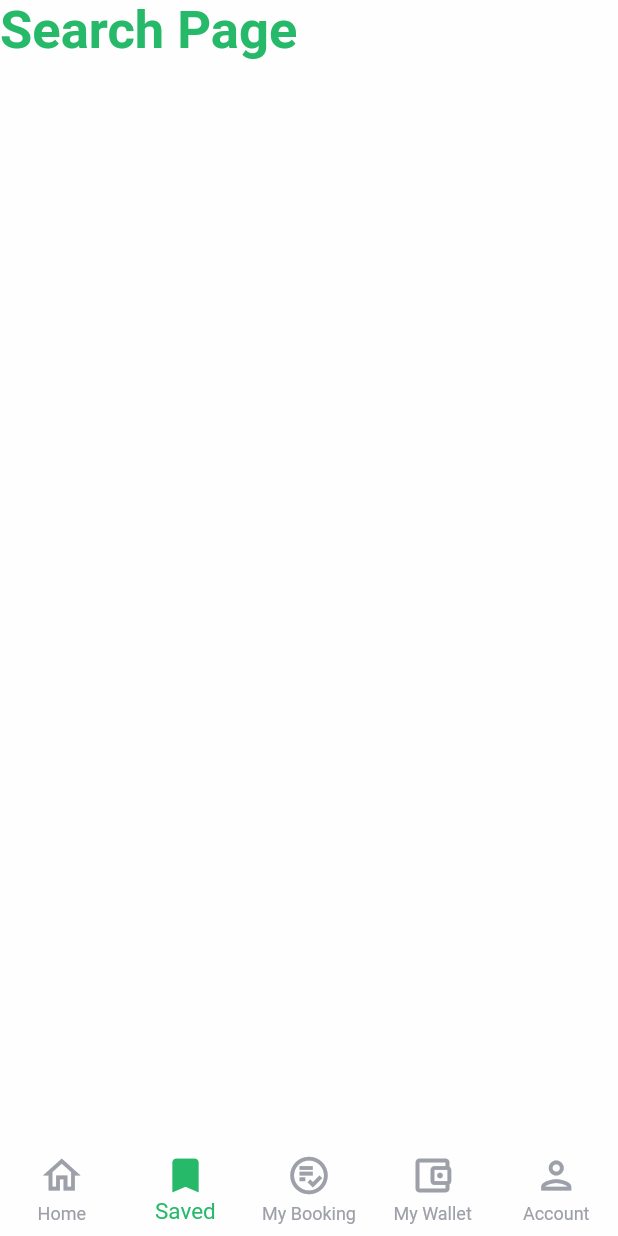
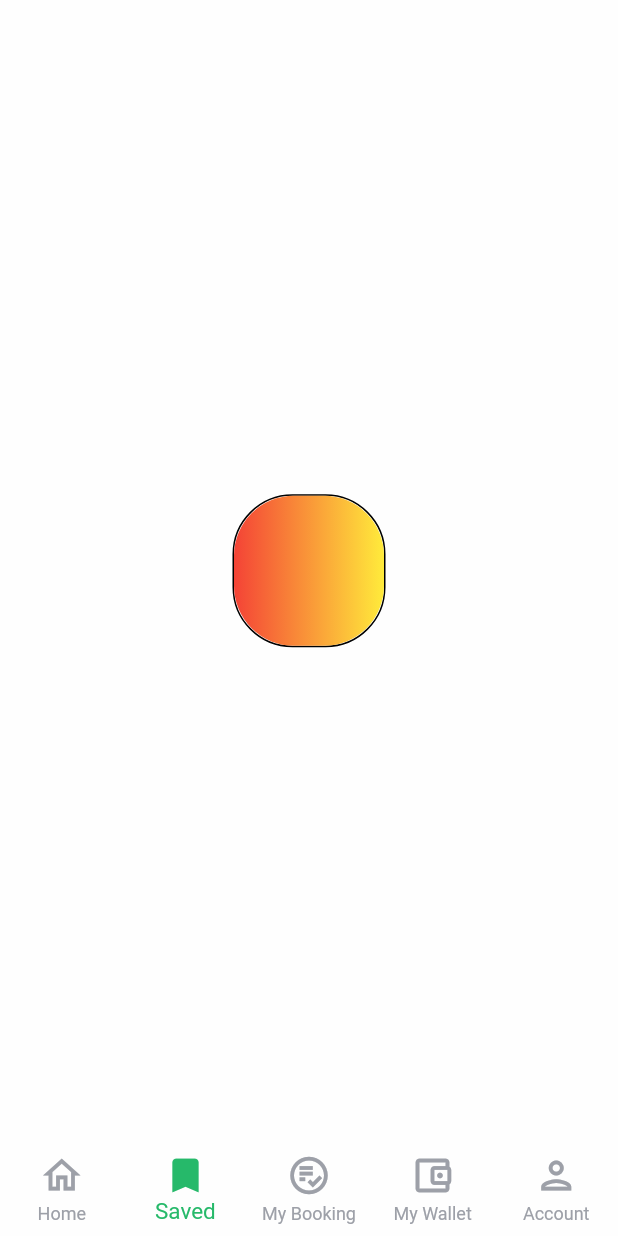
Before and after one commit to amit-flutter/Flutter-evpoint, a Flutter app: the screen it shows once a user with an empty profile is signed in, item 2 of the bottom bar chosen, on a phone screen of 412 x 824 dp. Run offline on Flutter 3.47's test engine with Material 2 defaults, Android fonts, the phone set to English and light mode, and no system bars; our stand-ins replace dio, firebase_auth, firebase_core, get, google_maps_flutter, google_sign_in and 3 more; accounts and stored records are empty; Roboto replaces fonts that are missing (RobotoMono).

Commit message:
feat(save screen): Save Screen init

```diff
--- a/lib/screen/home/home.dart
+++ b/lib/screen/home/home.dart
@@ -11,7 +11,7 @@ class _PreHomeScreenState extends State<PreHomeScreen> {
   int _selectedIndex = 0;
   static const List<Widget> _widgetOptions = <Widget>[
     HomeScreen(),
-    Text('Search Page', style: TextStyle(fontSize: 35, fontWeight: FontWeight.bold)),
+    SaveScreen(),
     Text('Profile Page', style: TextStyle(fontSize: 35, fontWeight: FontWeight.bold)),
     Text('Profile Page', style: TextStyle(fontSize: 35, fontWeight: FontWeight.bold)),
     Text('Profile Page', style: TextStyle(fontSize: 35, fontWeight: FontWeight.bold)),
--- /dev/null
+++ b/lib/screen/save/save.dart
@@ -0,0 +1,42 @@
+import 'package:flutter/material.dart';
+
+class SaveScreen extends StatelessWidget {
+  const SaveScreen({Key? key}) : super(key: key);
+
+  @override
+  Widget build(BuildContext context) {
+    return Center(
+      child: Container(
+        clipBehavior: Clip.antiAliasWithSaveLayer,
+        decoration: BoxDecoration(),
+        height: 100,
+        width: 100,
+        // color: Colors.greenAccent,
+      ).addGradient(Colors.red, Colors.yellow).roundedCorner(Colors.cyan, 40),
+    );
+  }
+}
+
+extension sample on Container {
+  Container roundedCorner([Color? color, int? x]) {
+    return Container(
+      // clipBehavior: Clip.antiAliasWithSaveLayer,
+      decoration: BoxDecoration(
+        borderRadius: BorderRadius.circular(x?.toDouble() ?? 20),
+        border: Border.all(),
+      ),
+      child: this,
+    );
+  }
+
+  Container addGradient(Color colorStart, Color colorEnd) {
+    return Container(
+      // clipBehavior: Clip.antiAliasWithSaveLayer,
+      decoration: BoxDecoration(
+        borderRadius: BorderRadius.circular(40),
+        gradient: LinearGradient(colors: [colorStart, colorEnd]),
+      ),
+      child: this,
+    );
+  }
+}
--- a/lib/utils/imports.dart
+++ b/lib/utils/imports.dart
@@ -44,3 +44,6 @@ export 'package:evpoint/screen/setup/sign_in.dart';
 export 'package:evpoint/screen/home/home.dart';
 export 'package:evpoint/screen/home/station_list_view.dart';
 export 'package:evpoint/screen/home/station_map_view.dart';
+
+//Save-Home
+export 'package:evpoint/screen/save/save.dart';
```
